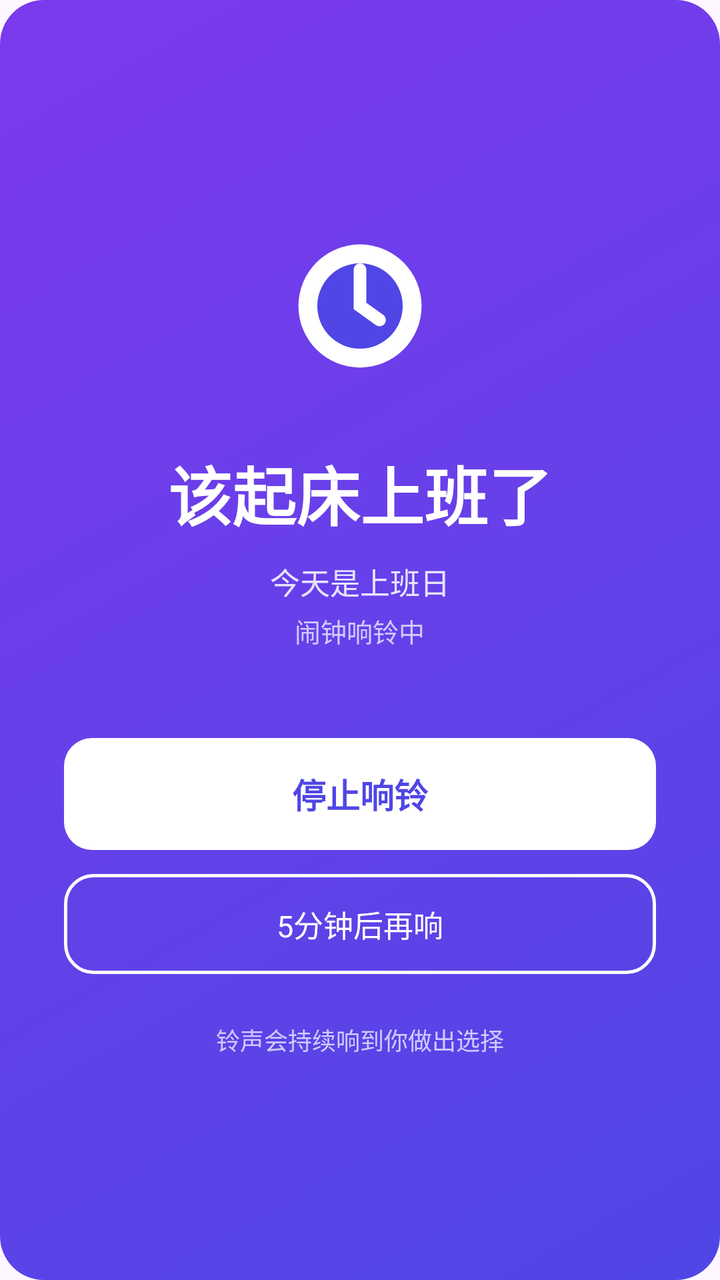
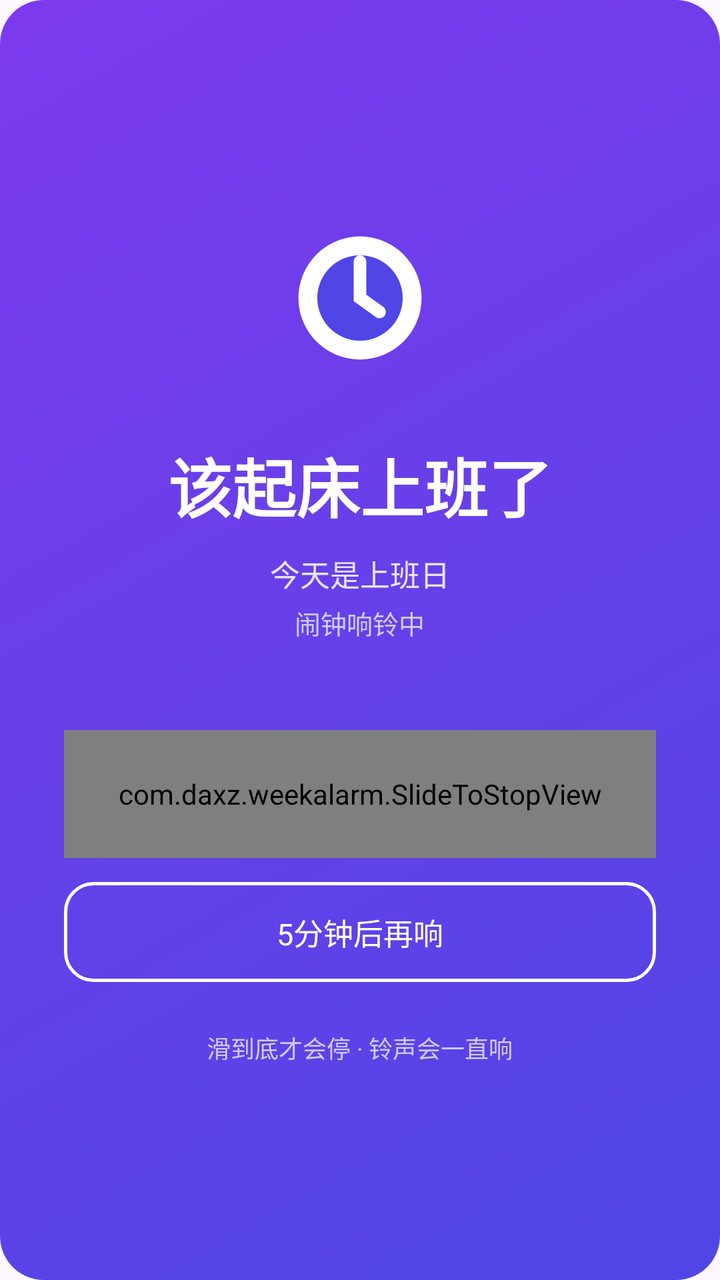

An Android layout rendered at two revisions. The XML below is the earlier revision; the diff shows what the commit changed to produce the second picture.
<!-- AndroidManifest.xml: application theme Theme.DaxiaoWeekAlarm -->
<!-- res/layout/activity_alarm.xml -->
<?xml version="1.0" encoding="utf-8"?>
<LinearLayout xmlns:android="http://schemas.android.com/apk/res/android"
    android:layout_width="match_parent"
    android:layout_height="match_parent"
    android:background="@drawable/bg_hero"
    android:gravity="center"
    android:orientation="vertical"
    android:padding="32dp">

    <ImageView
        android:layout_width="84dp"
        android:layout_height="84dp"
        android:src="@drawable/ic_clock_white" />

    <TextView
        android:id="@+id/tv_title"
        android:layout_width="wrap_content"
        android:layout_height="wrap_content"
        android:layout_marginTop="28dp"
        android:text="该起床上班了"
        android:textColor="@color/white"
        android:textSize="32sp"
        android:textStyle="bold" />

    <TextView
        android:id="@+id/tv_sub"
        android:layout_width="wrap_content"
        android:layout_height="wrap_content"
        android:layout_marginTop="10dp"
        android:text="今天是上班日"
        android:textColor="#E6E4FF"
        android:textSize="15sp" />

    <TextView
        android:id="@+id/tv_time"
        android:layout_width="wrap_content"
        android:layout_height="wrap_content"
        android:layout_marginTop="4dp"
        android:text="闹钟响铃中"
        android:textColor="#CFCBFF"
        android:textSize="13sp" />

    <TextView
        android:id="@+id/btn_stop"
        android:layout_width="match_parent"
        android:layout_height="56dp"
        android:layout_marginTop="44dp"
        android:background="@drawable/bg_btn_white"
        android:clickable="true"
        android:focusable="true"
        android:gravity="center"
        android:text="停止响铃"
        android:textColor="@color/indigo"
        android:textSize="17sp"
        android:textStyle="bold" />

    <TextView
        android:id="@+id/btn_snooze"
        android:layout_width="match_parent"
        android:layout_height="50dp"
        android:layout_marginTop="12dp"
        android:background="@drawable/bg_btn_ghost"
        android:clickable="true"
        android:focusable="true"
        android:gravity="center"
        android:text="5分钟后再响"
        android:textColor="@color/white"
        android:textSize="15sp" />

    <TextView
        android:layout_width="wrap_content"
        android:layout_height="wrap_content"
        android:layout_marginTop="24dp"
        android:text="铃声会持续响到你做出选择"
        android:textColor="#CFCBFF"
        android:textSize="12sp" />
</LinearLayout>
<!-- resources referenced by this layout -->
<resources>
  <color name="indigo">#4F46E5</color>
  <color name="white">#FFFFFFFF</color>
  <!-- drawable bg_btn_ghost (drawable) -->
  <?xml version="1.0" encoding="utf-8"?>
  <ripple xmlns:android="http://schemas.android.com/apk/res/android"
      android:color="#40FFFFFF">
      <item>
          <shape android:shape="rectangle">
              <solid android:color="#00000000" />
              <corners android:radius="14dp" />
              <stroke android:width="1.5dp" android:color="#FFFFFFFF" />
          </shape>
      </item>
  </ripple>
  <!-- drawable bg_btn_white (drawable) -->
  <?xml version="1.0" encoding="utf-8"?>
  <ripple xmlns:android="http://schemas.android.com/apk/res/android"
      android:color="#1F4F46E5">
      <item>
          <shape android:shape="rectangle">
              <solid android:color="#FFFFFFFF" />
              <corners android:radius="14dp" />
          </shape>
      </item>
  </ripple>
  <!-- drawable bg_hero (drawable) -->
  <?xml version="1.0" encoding="utf-8"?>
  <shape xmlns:android="http://schemas.android.com/apk/res/android"
      android:shape="rectangle">
      <gradient
          android:angle="135"
          android:startColor="@color/indigo"
          android:endColor="@color/violet" />
      <corners android:radius="22dp" />
  </shape>
  <!-- drawable ic_clock_white (drawable) -->
  <?xml version="1.0" encoding="utf-8"?>
  <vector xmlns:android="http://schemas.android.com/apk/res/android"
      android:width="24dp"
      android:height="24dp"
      android:viewportWidth="24"
      android:viewportHeight="24">
      
      <path
          android:fillColor="#FFFFFFFF"
          android:pathData="M12,12 m-8.8,0 a8.8,8.8 0 1,0 17.6,0 a8.8,8.8 0 1,0 -17.6,0" />
      
      <path
          android:fillColor="#4F46E5"
          android:pathData="M12,12 m-6.1,0 a6.1,6.1 0 1,0 12.2,0 a6.1,6.1 0 1,0 -12.2,0" />
      
      <path
          android:fillColor="#00000000"
          android:pathData="M12,6.8 L12,12 L14.8,14"
          android:strokeColor="#FFFFFFFF"
          android:strokeLineCap="round"
          android:strokeWidth="1.8" />
  </vector>
  <style name="Theme.DaxiaoWeekAlarm" parent="Theme.Material3.DayNight.NoActionBar">
          <item name="colorPrimary">@color/indigo</item>
          <item name="colorPrimaryVariant">@color/indigo_dark</item>
          <item name="colorOnPrimary">@color/white</item>
          <item name="android:statusBarColor">@color/bg</item>
          <item name="android:windowLightStatusBar">true</item>
      </style>
  <color name="violet">#7C3AED</color>
  <color name="indigo_dark">#4338CA</color>
  <color name="bg">#F4F5FB</color>
</resources>

<!-- the commit's change to res/layout/activity_alarm.xml (unified diff, before → after) -->
@@ -40,19 +40,12 @@
         android:textColor="#CFCBFF"
         android:textSize="13sp" />
 
-    <TextView
+    
+    <com.daxz.weekalarm.SlideToStopView
         android:id="@+id/btn_stop"
         android:layout_width="match_parent"
-        android:layout_height="56dp"
-        android:layout_marginTop="44dp"
-        android:background="@drawable/bg_btn_white"
-        android:clickable="true"
-        android:focusable="true"
-        android:gravity="center"
-        android:text="停止响铃"
-        android:textColor="@color/indigo"
-        android:textSize="17sp"
-        android:textStyle="bold" />
+        android:layout_height="64dp"
+        android:layout_marginTop="44dp" />
 
     <TextView
         android:id="@+id/btn_snooze"
@@ -71,7 +64,7 @@
         android:layout_width="wrap_content"
         android:layout_height="wrap_content"
         android:layout_marginTop="24dp"
-        android:text="铃声会持续响到你做出选择"
+        android:text="滑到底才会停 · 铃声会一直响"
         android:textColor="#CFCBFF"
         android:textSize="12sp" />
 </LinearLayout>
<!-- resource entries referenced after the edit -->
@@ -11,17 +11,6 @@
               <solid android:color="#00000000" />
               <corners android:radius="14dp" />
               <stroke android:width="1.5dp" android:color="#FFFFFFFF" />
-          </shape>
-      </item>
-  </ripple>
-  <!-- drawable bg_btn_white (drawable) -->
-  <?xml version="1.0" encoding="utf-8"?>
-  <ripple xmlns:android="http://schemas.android.com/apk/res/android"
-      android:color="#1F4F46E5">
-      <item>
-          <shape android:shape="rectangle">
-              <solid android:color="#FFFFFFFF" />
-              <corners android:radius="14dp" />
           </shape>
       </item>
   </ripple>
